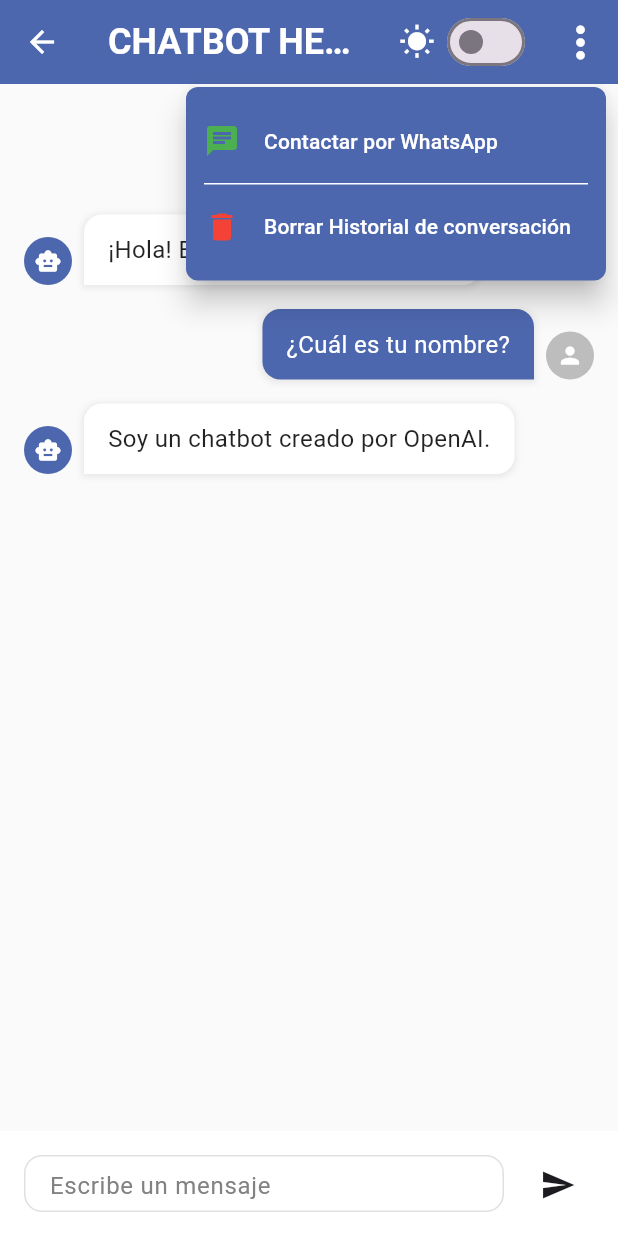
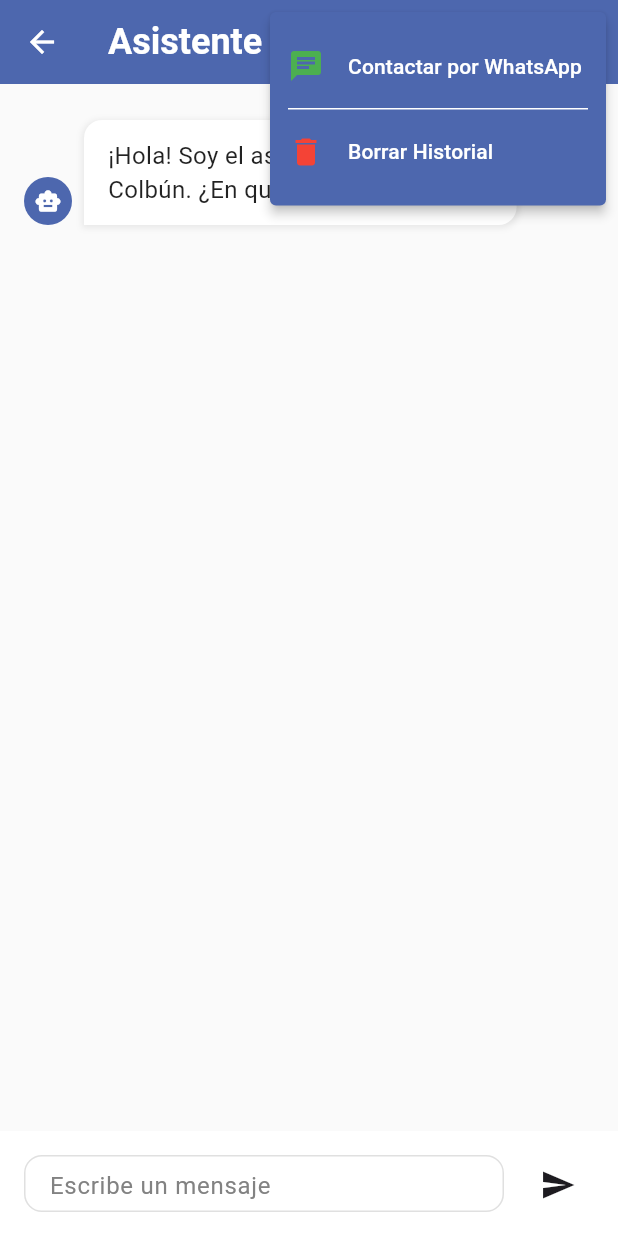
Before and after one commit to BenjajaDev/COLBUN---CONSULTORIA, a Flutter app: the ChatbotScreen screen opened directly, after a tap on the "more vert" icon, on a phone screen of 412 x 824 dp. Run offline on Flutter 3.47's test engine with Material 3 defaults, Android fonts, the phone set to English and light mode, and no system bars; our stand-ins replace firebase_core, flutter_bloc; accounts and stored records are empty; statements that could not run were skipped.

Commit message:
implementacion primitiva faqs

```diff
--- a/lib/features/chatbot/screen/chatbot_screen.dart
+++ b/lib/features/chatbot/screen/chatbot_screen.dart
@@ -1,8 +1,11 @@
+import 'dart:convert';
 import 'package:flutter/material.dart';
+import 'package:flutter/services.dart';
 import 'package:flutter_bloc/flutter_bloc.dart';
 import '../bloc/theme_bloc.dart';
 
-class AppColors{
+// Estructura de colores (sin cambios)
+class AppColors {
   static const Color lightprimary = Color(0xFF4D67AE);
   static const Color lightbackground = Colors.white;
   static const Color lightTextFieldBorder = Color(0xFFE0E0E0);
@@ -10,6 +13,7 @@ class AppColors{
   static const Color darkBackground = Color(0xFF252525);
 }
 
+// Pantalla principal (Widget Stateful, sin cambios en su declaración)
 class ChatbotScreen extends StatefulWidget {
   const ChatbotScreen({super.key});
 
@@ -17,42 +21,102 @@ class ChatbotScreen extends StatefulWidget {
   State<ChatbotScreen> createState() => _ChatbotScreenState();
 }
 
+// Estado de la pantalla (aquí se agrega la lógica del JSON)
 class _ChatbotScreenState extends State<ChatbotScreen> {
-  //Arreglo de mensajes para prueba
-  final List<Map<String, String>> messages = [
-    {"sender": "user", "text": "Hola, ¿cómo estás?"},
-    {"sender": "bot", "text": "¡Hola! Estoy aquí para ayudarte."},
-    {"sender": "user", "text": "¿Cuál es tu nombre?"},
-    {"sender": "bot", "text": "Soy un chatbot creado por OpenAI."},
-  ];
+  // El arreglo de mensajes ahora empieza vacío
+  final List<Map<String, String>> messages = [];
 
-  // Función para agregar mensajes
-  void addMessage(String sender, String text) {
+  // ============================================================================
+  // === INICIO: CÓDIGO NUEVO PARA MANEJAR LÓGICA DEL CHATBOT ===
+  // ============================================================================
+
+  // Variable para guardar los datos del JSON
+  Map<String, dynamic>? _faqs;
+
+  @override
+  void initState() {
+    super.initState();
+    // Cargar el JSON al iniciar la pantalla
+    _loadFaqs();
+  }
+
+  // Función para cargar y decodificar el archivo faqs.json
+  Future<void> _loadFaqs() async {
+    final String response = await rootBundle.loadString('assets/faqs.json');
+    final data = await json.decode(response);
     setState(() {
-      messages.add({
-        "sender": sender,
-        "text": text,
-      });
+      _faqs = data;
+      // Añadir el mensaje de bienvenida una vez que el JSON esté cargado
+      addMessage("bot",
+          "¡Hola! Soy el asistente virtual de Colbún. ¿En qué puedo ayudarte?");
     });
   }
 
+  // Función que busca una respuesta en el JSON cargado
+  String _getBotResponse(String userMessage) {
+    if (_faqs == null) {
+      return "Cargando respuestas...";
+    }
+
+    String message = userMessage.toLowerCase().trim();
+    final allEntries = [
+      ..._faqs!['greetings'],
+      ..._faqs!['faq_turismo'],
+      ..._faqs!['faq_servicios'],
+      ..._faqs!['fallback'],
+      ..._faqs!['farewells'],
+    ];
+
+    for (var entry in allEntries) {
+      List<dynamic> tags = entry['tags'];
+      if (tags.any((tag) => message.contains(tag.toLowerCase()))) {
+        return entry['answer'];
+      }
+    }
+
+    // Si no encuentra respuesta, simula el paso a la IA
+    return "No encontré una respuesta. Consultando a la IA...";
+  }
+
+  // Función para agregar mensajes (modificada para manejar la lógica de respuesta)
+  void handleSendMessage(String text) {
+    // 1. Agrega el mensaje del usuario a la lista
+    addMessage("user", text);
+
+    // 2. Obtiene la respuesta del bot desde el JSON
+    final botText = _getBotResponse(text);
+
+    // 3. Simula un retraso y agrega la respuesta del bot
+    Future.delayed(const Duration(milliseconds: 500), () {
+      addMessage("bot", botText);
+    });
+  }
+
+  // Función base para agregar mensajes a la lista y actualizar la UI
+  void addMessage(String sender, String text) {
+    setState(() {
+      messages.add({"sender": sender, "text": text});
+    });
+  }
+
+  // ============================================================================
+  // === FIN: CÓDIGO NUEVO PARA MANEJAR LÓGICA DEL CHATBOT ===
+  // ============================================================================
+
   @override
   Widget build(BuildContext context) {
-    return BlocBuilder<ThemeBloc, ThemeState>(
-      builder: (context, state) {
+    return BlocBuilder<ThemeBloc, ThemeState>(builder: (context, state) {
       return GestureDetector(
         onTap: () {
-            // Esto quita el foco del teclado cuando se toca fuera del campo de texto
           FocusScope.of(context).unfocus();
         },
         child: Scaffold(
-            backgroundColor: state.isDarkMode
-                ? AppColors.darkBackground
-                : Colors.grey[50],
+          backgroundColor:
+              state.isDarkMode ? AppColors.darkBackground : Colors.grey[50],
           body: Column(
             children: [
-                // Header del chatbot
-                ChatbotHeader(),
+              // Header (sin cambios)
+              const ChatbotHeader(),
 
               // Body - conversación
               Expanded(
@@ -65,36 +129,34 @@ class _ChatbotScreenState extends State<ChatbotScreen> {
               // Footer - input del usuario
               ChatbotFooter(
                 isDarkMode: state.isDarkMode,
-                  onSendMessage: addMessage,
+                // Se pasa la nueva función que contiene la lógica
+                onSendMessage: handleSendMessage,
               ),
             ],
           ),
         ),
       );
-      }
-    );
+    });
   }
 }
 
 // ============================================================================
-// COMPONENTE HEADER - Título y configuraciones del chatbot
+// COMPONENTE HEADER (Sin cambios)
 // ============================================================================
-
 class ChatbotHeader extends StatelessWidget {
   const ChatbotHeader({super.key});
 
   @override
   Widget build(BuildContext context) {
-    return BlocBuilder<ThemeBloc, ThemeState>(
-      builder: (context, state) {
+    // Tu código del Header se mantiene exactamente igual...
+    return BlocBuilder<ThemeBloc, ThemeState>(builder: (context, state) {
       return AppBar(
-          elevation: 0,//sin sombra el apartado
-          backgroundColor: state.isDarkMode
-            ? AppColors.darkprimary
-            : AppColors.lightprimary,
-          iconTheme: IconThemeData(color: AppColors.lightbackground),
-          title: Text(
-            'CHATBOT HEADER',
+        elevation: 0,
+        backgroundColor:
+            state.isDarkMode ? AppColors.darkprimary : AppColors.lightprimary,
+        iconTheme: const IconThemeData(color: AppColors.lightbackground),
+        title: const Text(
+          'Asistente Colbún',
           style: TextStyle(
             fontSize: 24,
             fontWeight: FontWeight.bold,
@@ -102,9 +164,6 @@ class ChatbotHeader extends StatelessWidget {
           ),
         ),
         actions: [
-            //=============================================================================
-            // Switch modo oscuro/claro
-            //=============================================================================
           Padding(
             padding: const EdgeInsets.symmetric(horizontal: 8.0),
             child: Row(
@@ -113,37 +172,27 @@ class ChatbotHeader extends StatelessWidget {
                   state.isDarkMode ? Icons.nightlight_round : Icons.wb_sunny,
                   color: Colors.white,
                 ),
-                  const SizedBox(width: 4,),
+                const SizedBox(
+                  width: 4,
+                ),
                 Switch(
                   value: state.isDarkMode,
-                    onChanged: (value){
+                  onChanged: (value) {
                     context.read<ThemeBloc>().add(ToggleThemeEvent());
                   },
                   activeThumbColor: Colors.white,
-                    activeTrackColor: Colors.white.withValues(alpha: 0.5),
+                  activeTrackColor: Colors.white.withOpacity(0.5),
                 )
               ],
             ),
           ),
-
-            //=============================================================================
-            // Botón de tres puntos tipo popup
-            //=============================================================================
           PopupMenuButton(
             icon: const Icon(Icons.more_vert, color: Color(0xFFFFFFFF)),
-              color: state.isDarkMode ? AppColors.darkprimary : AppColors.lightprimary,
+            color: state.isDarkMode
+                ? AppColors.darkprimary
+                : AppColors.lightprimary,
             iconSize: 34,
-              position: PopupMenuPosition.under,
-              elevation: 8, //sombra del popup
-              offset: Offset(0, 13),
-
-              shape: RoundedRectangleBorder(
-                borderRadius: BorderRadius.circular(8.0),
-              ),
-
-
             onSelected: (value) {
-                // Aquí puedes manejar las opciones
               if (value == 'Whatsapp') {
                 print('Contactar por WhatsApp');
               } else if (value == 'Borrar Historial') {
@@ -151,44 +200,26 @@ class ChatbotHeader extends StatelessWidget {
               }
             },
             itemBuilder: (BuildContext context) {
-                // Cierra el teclado antes de mostrar el menú
-                FocusScope.of(context).unfocus();
-
-                //=============================================================================
-                // Opciones del menú
-                //=============================================================================
               return [
-                  PopupMenuItem(
+                const PopupMenuItem(
                   value: 'Whatsapp',
                   child: ListTile(
                     leading: Icon(Icons.chat, color: Colors.green),
-                      title: Text(
-                        'Contactar por WhatsApp',
-                        style: TextStyle(color: Colors.white),
+                    title: Text('Contactar por WhatsApp',
+                        style: TextStyle(color: Colors.white)),
                   ),
                 ),
-
+                const PopupMenuItem(
+                  enabled: false,
+                  height: 0,
+                  child: Divider(color: Colors.white, height: 1),
                 ),
-                  //=============================================================================
-                  //Esta opcion solo es para poner la linea blanca divisora entre las opciones
-                  //=============================================================================
-                  PopupMenuItem(
-                    enabled: false, // No se pueda seleccionar
-                    height: 0, // Eliminar padding superior/inferior
-                    child: Divider(
-                      color: Colors.white, // Línea blanca
-                      height: 1,
-                    ),
-                  ),
-
-                  PopupMenuItem(
+                const PopupMenuItem(
                   value: 'Borrar Historial',
                   child: ListTile(
                     leading: Icon(Icons.delete, color: Colors.red),
-                      title: Text(
-                        'Borrar Historial de conversación',
-                        style: TextStyle(color: Colors.white),
-                      ),
+                    title: Text('Borrar Historial',
+                        style: TextStyle(color: Colors.white)),
                   ),
                 ),
               ];
@@ -196,23 +227,22 @@ class ChatbotHeader extends StatelessWidget {
           ),
         ],
       );
-      }
-    );
+    });
   }
 }
 
-
 // ============================================================================
-// COMPONENTE BODY - Área de conversación entre usuario y chatbot
+// COMPONENTE BODY (Sin cambios)
 // ============================================================================
-
 class ChatbotBody extends StatelessWidget {
   final bool isDarkMode;
   final List<Map<String, String>> messages;
-  const ChatbotBody({super.key, required this.isDarkMode, required this.messages});
+  const ChatbotBody(
+      {super.key, required this.isDarkMode, required this.messages});
 
   @override
   Widget build(BuildContext context) {
+    // Tu código del Body se mantiene exactamente igual...
     return Container(
       width: double.infinity,
       color: isDarkMode ? AppColors.darkBackground : Colors.grey[50],
@@ -226,42 +256,37 @@ class ChatbotBody extends StatelessWidget {
           return Padding(
             padding: const EdgeInsets.symmetric(vertical: 8.0),
             child: Row(
-              mainAxisAlignment: isUser
-                  ? MainAxisAlignment.end
-                  : MainAxisAlignment.start,
+              mainAxisAlignment:
+                  isUser ? MainAxisAlignment.end : MainAxisAlignment.start,
               crossAxisAlignment: CrossAxisAlignment.end,
               children: [
-                // Avatar del bot (izquierda)
                 if (!isUser) ...[
                   CircleAvatar(
                     radius: 16,
-                    backgroundColor: isDarkMode ? AppColors.darkprimary : AppColors.lightprimary,
-                    child: const Icon(
-                      Icons.smart_toy,
-                      color: Colors.white,
-                      size: 18,
-                    ),
+                    backgroundColor: isDarkMode
+                        ? AppColors.darkprimary
+                        : AppColors.lightprimary,
+                    child: const Icon(Icons.smart_toy,
+                        color: Colors.white, size: 18),
                   ),
                   const SizedBox(width: 8),
                 ],
-
-                // Burbuja del mensaje
                 Flexible(
                   child: Container(
                     constraints: BoxConstraints(
                       maxWidth: MediaQuery.of(context).size.width * 0.7,
                     ),
                     padding: const EdgeInsets.symmetric(
-                      horizontal: 16.0,
-                      vertical: 12.0,
-                    ),
+                        horizontal: 16.0, vertical: 12.0),
                     decoration: BoxDecoration(
                       color: isUser
-                          ? (isDarkMode ? AppColors.darkprimary : AppColors.lightprimary)
+                          ? (isDarkMode
+                              ? AppColors.darkprimary
+                              : AppColors.lightprimary)
                           : (isDarkMode ? Colors.grey[800] : Colors.white),
                       borderRadius: BorderRadius.only(
-                        topLeft: Radius.circular(12.0),
-                        topRight: Radius.circular(12.0),
+                          topLeft: const Radius.circular(12.0),
+                          topRight: const Radius.circular(12.0),
                           bottomLeft: Radius.circular(isUser ? 12.0 : 0.0),
                           bottomRight: Radius.circular(isUser ? 0.0 : 12.0)),
                       boxShadow: [
@@ -284,18 +309,13 @@ class ChatbotBody extends StatelessWidget {
                     ),
                   ),
                 ),
-
-                // Avatar del usuario (derecha)
                 if (isUser) ...[
                   const SizedBox(width: 8),
                   CircleAvatar(
                     radius: 16,
                     backgroundColor: Colors.grey.shade400,
-                    child: const Icon(
-                      Icons.person,
-                      color: Colors.white,
-                      size: 18,
-                    ),
+                    child:
+                        const Icon(Icons.person, color: Colors.white, size: 18),
                   ),
                 ],
               ],
@@ -308,14 +328,14 @@ class ChatbotBody extends StatelessWidget {
 }
 
 // ============================================================================
-// COMPONENTE FOOTER - Input del usuario y botón de envío
+// COMPONENTE FOOTER (Lógica de simulación de respuesta fue removida)
 // ============================================================================
-
-
 class ChatbotFooter extends StatefulWidget {
   final bool isDarkMode;
-  final Function(String, String) onSendMessage;
-  const ChatbotFooter({super.key, required this.isDarkMode, required this.onSendMessage});
+  // El callback ahora solo notifica el texto del mensaje
+  final Function(String) onSendMessage;
+  const ChatbotFooter(
+      {super.key, required this.isDarkMode, required this.onSendMessage});
 
   @override
   State<ChatbotFooter> createState() => _ChatbotFooterState();
@@ -324,19 +344,11 @@ class ChatbotFooter extends StatefulWidget {
 class _ChatbotFooterState extends State<ChatbotFooter> {
   final TextEditingController _textController = TextEditingController();
 
-  // Función para enviar mensaje
   void _sendMessage() {
     final messageText = _textController.text.trim();
     if (messageText.isNotEmpty) {
-      // Agregar mensaje del usuario usando el callback
-      widget.onSendMessage("user", messageText);
-
-      // Simular respuesta del bot (puedes personalizar esto)
-      Future.delayed(const Duration(milliseconds: 500), () {
-        widget.onSendMessage("bot", "Gracias por tu mensaje: \"$messageText\". ¿En qué más puedo ayudarte?");
-      });
-
-      // Limpiar el campo de texto
+      // Llama a la función del widget padre para que él maneje la lógica
+      widget.onSendMessage(messageText);
       _textController.clear();
     }
   }
@@ -349,60 +361,57 @@ class _ChatbotFooterState extends State<ChatbotFooter> {
 
   @override
   Widget build(BuildContext context) {
+    // Tu código de la UI del Footer se mantiene exactamente igual...
     return Container(
       height: 70,
-      color: widget.isDarkMode ? AppColors.darkBackground : AppColors.lightbackground,
+      color: widget.isDarkMode
+          ? AppColors.darkBackground
+          : AppColors.lightbackground,
       padding: const EdgeInsets.all(16.0),
-
       child: Row(
         children: [
-          // aqui esta el box que contiene el campo de texto
           Expanded(
             child: Container(
-              //===============================================================
-              //decoracion del contenedor que contiene al campo de textfield
-              //===============================================================
               decoration: BoxDecoration(
-                color: widget.isDarkMode ? AppColors.darkBackground : AppColors.lightbackground, //Color relleno textField
+                  color: widget.isDarkMode
+                      ? AppColors.darkBackground
+                      : AppColors.lightbackground,
                   borderRadius: BorderRadius.circular(12.0),
-                // color de bordes E0E0E0 mockup de field del texto
-                border: Border.all(color: widget.isDarkMode ? Colors.grey[600]! : AppColors.lightTextFieldBorder)
-              ),
-
-              //agregue padding para que el texto no este pegado al borde acordarse las medidas solo multiplo de 8
+                  border: Border.all(
+                      color: widget.isDarkMode
+                          ? Colors.grey[600]!
+                          : AppColors.lightTextFieldBorder)),
               padding: const EdgeInsets.symmetric(horizontal: 16.0),
-
-              //===============================================================
-              //este es el campo de texto TextField
-              //===============================================================
               child: TextField(
                 controller: _textController,
                 style: TextStyle(
-                  color: widget.isDarkMode ? Colors.white : Colors.black
-                ),
+                    color: widget.isDarkMode ? Colors.white : Colors.black),
                 decoration: InputDecoration(
                   hintText: 'Escribe un mensaje',
                   border: InputBorder.none,
-                  hintStyle: TextStyle(color: widget.isDarkMode ? Colors.grey[400] : Color(0xFF828282)),// color de texto escribe un mensaje 828282 mockup
+                  hintStyle: TextStyle(
+                      color: widget.isDarkMode
+                          ? Colors.grey[400]
+                          : const Color(0xFF828282)),
                 ),
-                onSubmitted: (_) => _sendMessage(), // Enviar con Enter
+                onSubmitted: (_) => _sendMessage(),
               ),
             ),
           ),
           const SizedBox(width: 12.0),
-          //boton de enviar el mensaje
           Container(
             decoration: BoxDecoration(
-              color: widget.isDarkMode ? AppColors.darkBackground : AppColors.lightbackground,
+              color: widget.isDarkMode
+                  ? AppColors.darkBackground
+                  : AppColors.lightbackground,
             ),
-
-            //===============================================================
-            //boton de enviar tipo  ICONBUTTON
-            //===============================================================
             child: IconButton(
-              icon: Icon(Icons.send, color: widget.isDarkMode ? Colors.white :Color(0XFF1d1b20)),// color del icono de enviar 1d1b20 mockup
+              icon: Icon(Icons.send,
+                  color: widget.isDarkMode
+                      ? Colors.white
+                      : const Color(0XFF1d1b20)),
               iconSize: 24,
-              onPressed: _sendMessage, // Llamar a la función de enviar mensaje
+              onPressed: _sendMessage,
             ),
           ),
         ],
```
Also changed, not shown: assets/faqs.json (added, +68 -0 lines), pubspec.yaml (+5 -35 lines), pubspec.lock. Lines whose indentation alone changed are shown as unchanged.
